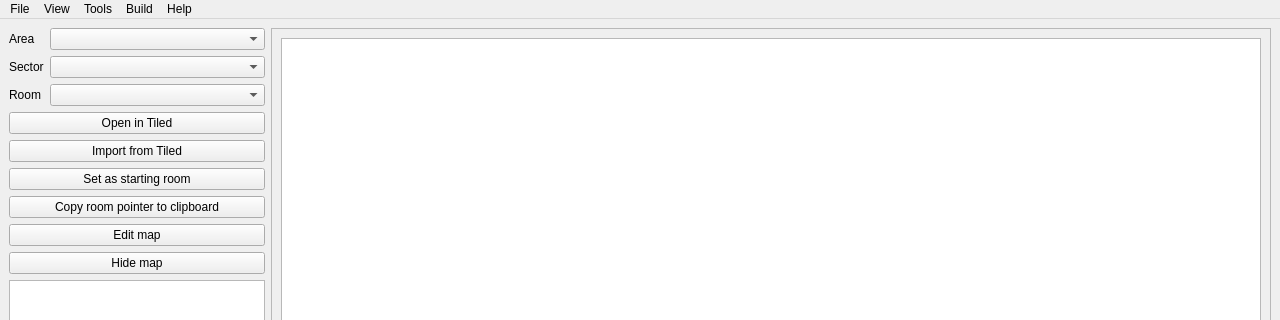
First picture: the form in dsvedit/main.ui, repository LagoLunatic/DSVEdit, before the edit; both pictures show x 0 to 1280 and y 0 to 320 of the 1280 by 768 pixel window.
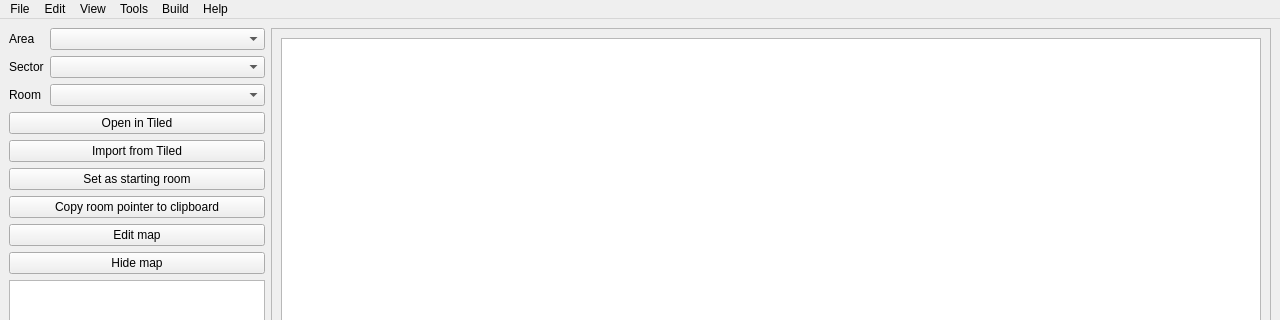
Second picture: the form after the edit. Icons and pictures are not drawn.

Diff of the .ui file:
```diff
--- a/dsvedit/main.ui
+++ b/dsvedit/main.ui
@@ -217,7 +217,14 @@
     </property>
     <addaction name="actionAbout"/>
    </widget>
+   <widget class="QMenu" name="menuEdit">
+    <property name="title">
+     <string>Edit</string>
+    </property>
+    <addaction name="actionAdd_Layer"/>
+   </widget>
    <addaction name="menuFile"/>
+   <addaction name="menuEdit"/>
    <addaction name="menuView"/>
    <addaction name="menuTools"/>
    <addaction name="menuBuild"/>
```
Left out of the diff: 14 changed lines with no effect on the pictures.
